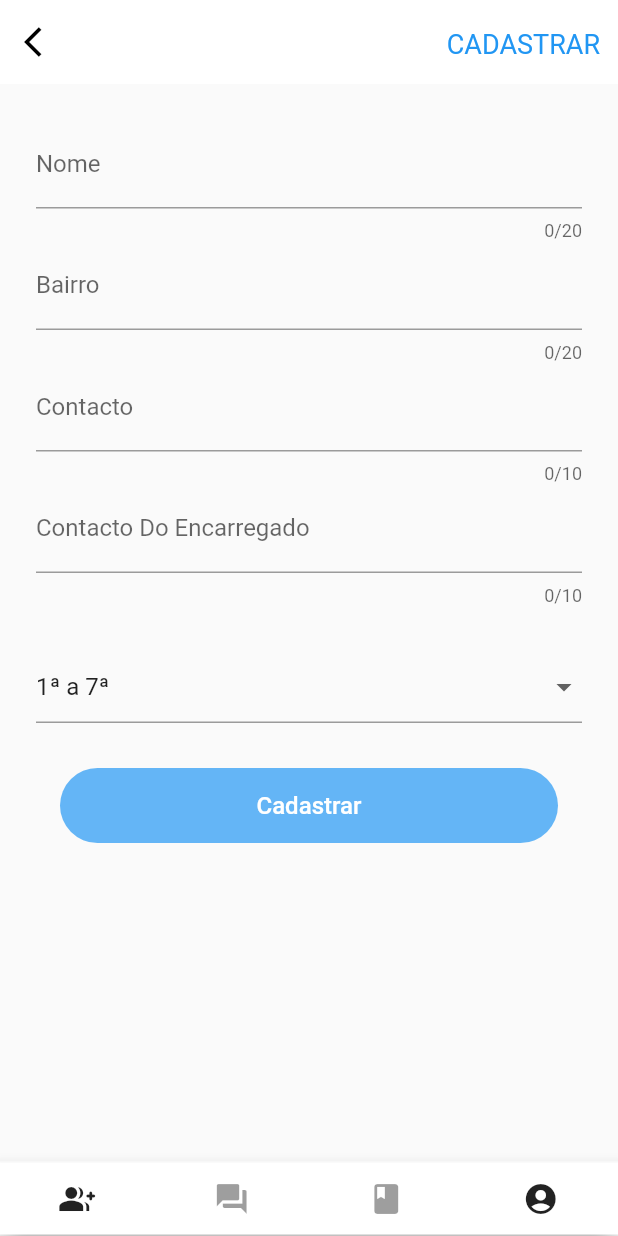
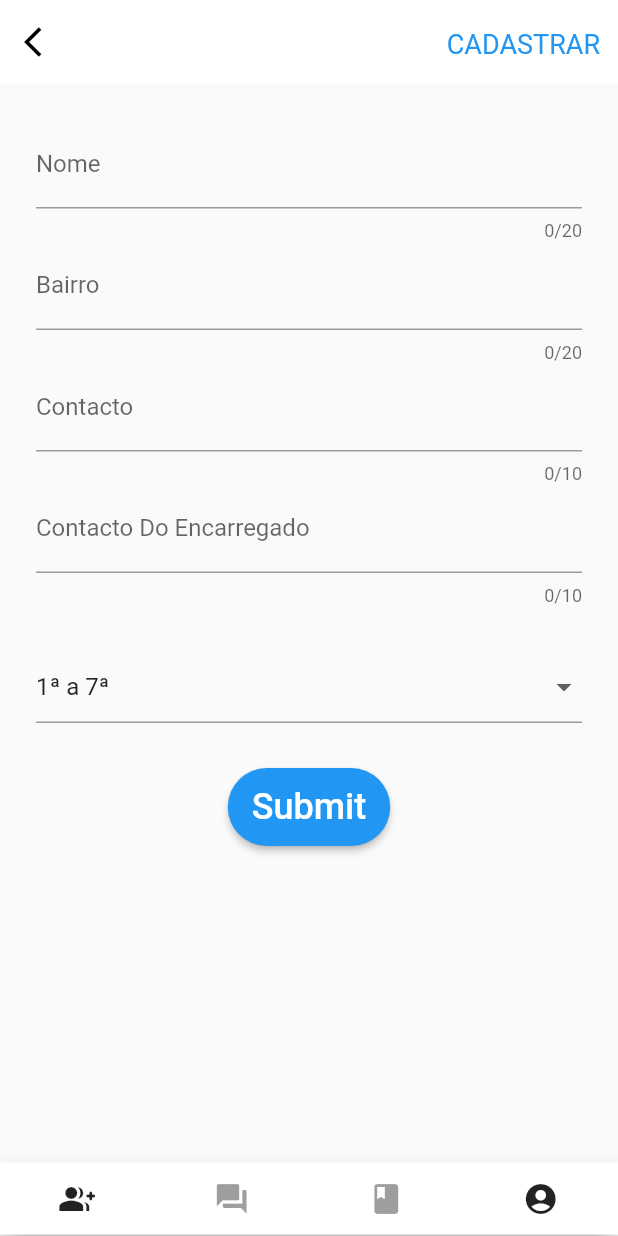
Before and after one commit to Jaimrg/Ed_App, a Flutter app: the screen it shows after launch, on a phone screen of 412 x 824 dp. Run offline on Flutter 3.47's test engine with Material 2 defaults, Android fonts, the phone set to English and light mode, and no system bars; missing offline and left inert: horizontal_data_table; Roboto replaces fonts that are missing (AkayaTelivigala, Raleway).

Commit message:
Obtendo dados do formulario-Opcao adicionada

```diff
--- a/lib/data_table.dart
+++ b/lib/data_table.dart
@@ -43,11 +43,11 @@ class DataTableState extends State<Datatable> {
     ],
   );
 
-  @override
+  /*@override
   void initState() {
     aluno.initData(2);
     super.initState();
-  }
+  }*/
 
   @override
   Widget build(BuildContext context) {
--- a/lib/form_screen.dart
+++ b/lib/form_screen.dart
@@ -2,6 +2,7 @@ import 'package:flutter/material.dart';
 import 'data_table.dart';
 import 'model/Info_Aluno.dart';
 import 'model/Aluno.dart';
+import 'widget/button_widget.dart';
 
 class FormScreen extends StatefulWidget {
   @override
@@ -14,16 +15,23 @@ class FormScreenState extends State<FormScreen> {
   //Variaveis
   late String _classe;
   List _classes = [
-    '1ª a 7ª',
-    '8ª a 10ª',
-    '11ª e 12ª',
-    'Preparação',
-    'Médio',
-    'Superior'
+    '1ª a 7ª Classes',
+    '8ª a 10ª Classes',
+    '11ª e 12ª Classes',
+    'Preparação Para Exames',
+    'Ensino Médio',
+    'Ensino Superior'
   ];
 
   TextEditingController nome = new TextEditingController();
   String name = "";
+
+  final GlobalKey<FormState> _formKey = GlobalKey<FormState>();
+  String nome_f = '';
+  String bairro = '';
+  String contacto = '';
+  String contacto_enc = '';
+  String classe = '';
   //late String value;
 
   final topBar = new AppBar(
@@ -31,12 +39,6 @@ class FormScreenState extends State<FormScreen> {
     // centerTitle: true,
     elevation: 0.0,
     leading: new Icon(Icons.arrow_back_ios, color: Colors.black),
-    /*title: new Padding(
-      //height: 35.0,
-      padding: const EdgeInsets.only(left: 175.0),
-      child: new Text("CADASTRAR"),
-
-    ),*/
     actions: <Widget>[
       Padding(
           padding: const EdgeInsets.only(right: 12.0, top: 19.0),
@@ -51,16 +53,19 @@ class FormScreenState extends State<FormScreen> {
     ],
   );
 
-  final GlobalKey<FormState> _formKey = GlobalKey<FormState>();
-
   Widget _buildName() {
     return TextFormField(
       decoration: InputDecoration(labelText: 'Nome'),
       maxLength: 20,
       controller: nome,
-      onChanged: (String value) {
-        print(value);
+      validator: (value) {
+        if (value!.length < 4) {
+          return 'Enter at least 4 characters';
+        } else {
+          return null;
+        }
       },
+      onSaved: (value) => setState(() => nome_f = value.toString()),
     );
   }
 
@@ -68,6 +73,14 @@ class FormScreenState extends State<FormScreen> {
     return TextFormField(
       decoration: InputDecoration(labelText: 'Bairro'),
       maxLength: 20,
+      validator: (value) {
+        if (value!.length < 4) {
+          return 'Enter at least 4 characters';
+        } else {
+          return null;
+        }
+      },
+      onSaved: (value) => setState(() => bairro = value.toString()),
     );
   }
 
@@ -75,6 +88,14 @@ class FormScreenState extends State<FormScreen> {
     return TextFormField(
       decoration: InputDecoration(labelText: 'Contacto'),
       maxLength: 10,
+      validator: (value) {
+        if (value!.length < 4) {
+          return 'Enter at least 4 characters';
+        } else {
+          return null;
+        }
+      },
+      onSaved: (value) => setState(() => contacto = value.toString()),
     );
   }
 
@@ -82,10 +103,44 @@ class FormScreenState extends State<FormScreen> {
     return TextFormField(
       decoration: InputDecoration(labelText: 'Contacto Do Encarregado'),
       maxLength: 10,
+      validator: (value) {
+        if (value!.length < 4) {
+          return 'Enter at least 4 characters';
+        } else {
+          return null;
+        }
+      },
+      onSaved: (value) => setState(() => contacto_enc = value.toString()),
     );
   }
 
-  Widget? _buildClasse() {}
+  Widget buildSubmit() => Builder(
+        builder: (context) => ButtonWidget(
+          text: 'Submit',
+          onClicked: () {
+            final isValid = _formKey.currentState!.validate();
+            // FocusScope.of(context).unfocus();
+
+            if (isValid) {
+              _formKey.currentState!.save();
+
+              final message =
+                  'Nome: $nome_f\nBairro: $bairro\nContacto: $contacto';
+              final snackBar = SnackBar(
+                content: Text(
+                  message,
+                  style: TextStyle(fontSize: 20),
+                ),
+                backgroundColor: Colors.green,
+              );
+              ScaffoldMessenger.of(context).showSnackBar(snackBar);
+
+              Aluno al = new Aluno();
+              al.initData(0, nome_f, bairro, contacto, contacto_enc);
+            }
+          },
+        ),
+      );
 
   var selectedCurrency, selectedType;
   final GlobalKey<FormState> _formKeyValue = new GlobalKey<FormState>();
@@ -151,11 +206,13 @@ class FormScreenState extends State<FormScreen> {
                                 setState(() => _currentSugars = val),
                           ),
                           SizedBox(height: 30),
-                          Container(
+                          buildSubmit(),
+                          /*Container(
                             color: Colors.transparent,
                             width: MediaQuery.of(context).size.width,
                             height: 50,
                             padding: EdgeInsets.only(right: 16.0, left: 16.0),
+
                             child: FlatButton(
                               shape: new RoundedRectangleBorder(
                                 borderRadius: new BorderRadius.circular(30.0),
@@ -193,7 +250,7 @@ class FormScreenState extends State<FormScreen> {
                                 ),
                               ),
                             ),
-                          )
+                          )*/
                         ])))),
         bottomNavigationBar: new Container(
           color: Colors.white,
--- /dev/null
+++ b/lib/widget/button_widget.dart
@@ -0,0 +1,25 @@
+import 'package:flutter/material.dart';
+
+class ButtonWidget extends StatelessWidget {
+  final String text;
+  final VoidCallback onClicked;
+
+  const ButtonWidget({
+    required this.text,
+    required this.onClicked,
+    Key? key,
+  }) : super(key: key);
+
+  @override
+  Widget build(BuildContext context) => RaisedButton(
+        child: Text(
+          text,
+          style: TextStyle(fontSize: 24),
+        ),
+        shape: StadiumBorder(),
+        color: Theme.of(context).primaryColor,
+        padding: EdgeInsets.symmetric(horizontal: 16, vertical: 12),
+        textColor: Colors.white,
+        onPressed: onClicked,
+      );
+}
```
Also changed, not shown: lib/model/Aluno.dart (+6 -5 lines).
